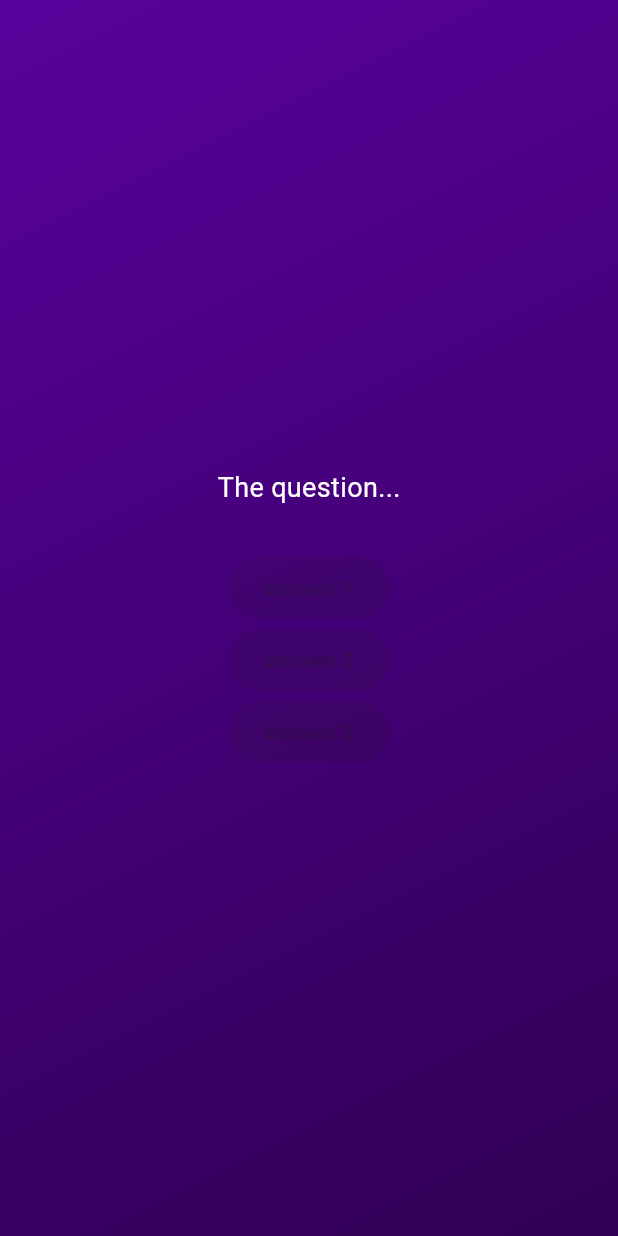
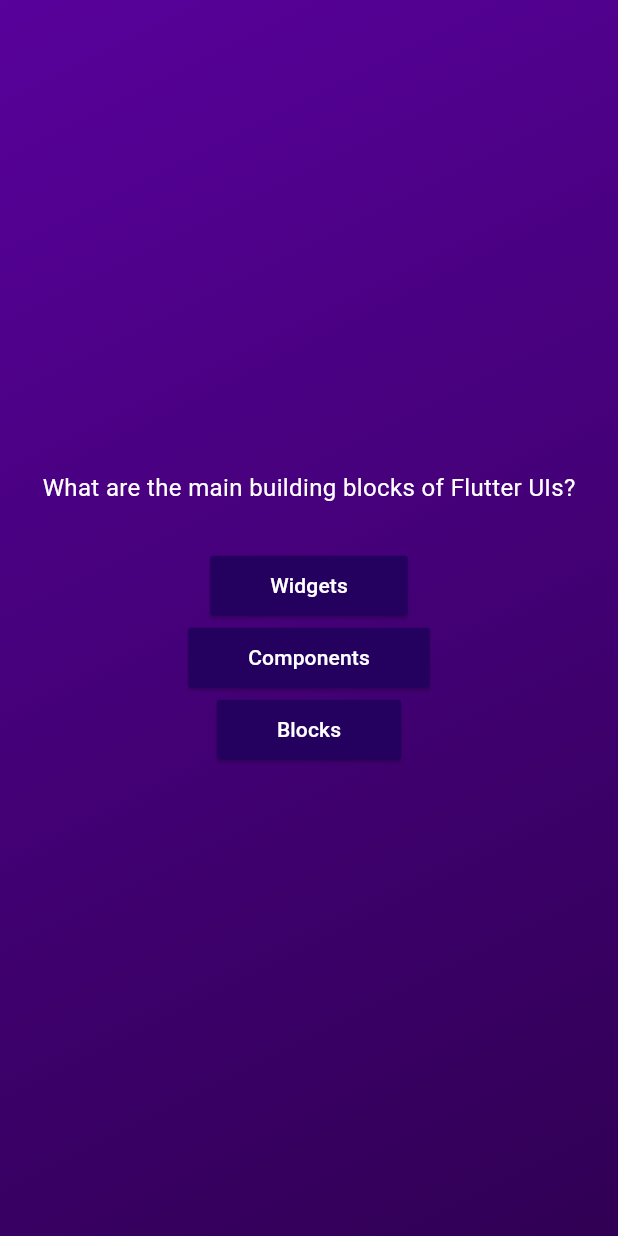
Before and after one commit to Meiendorf/adv_basics, a Flutter app: the screen it shows after launch, after a tap on "Start Quiz", on a phone screen of 412 x 824 dp. Run offline on Flutter 3.47's test engine with Material 3 defaults, Android fonts, the phone set to English and light mode, and no system bars.

Commit message:
Add answer buttons and import necessary dependencies

```diff
--- /dev/null
+++ b/lib/answer_button.dart
@@ -0,0 +1,30 @@
+import 'package:flutter/material.dart';
+
+class AnswerButton extends StatelessWidget {
+  final String answerText;
+  final void Function() onTap;
+
+  const AnswerButton({
+    super.key,
+    required this.answerText,
+    required this.onTap,
+  });
+
+  @override
+  Widget build(context) {
+    return ElevatedButton(
+      onPressed: onTap,
+      style: ElevatedButton.styleFrom(
+          backgroundColor: const Color.fromARGB(255, 36, 1, 95),
+          foregroundColor: Colors.white,
+          shape: RoundedRectangleBorder(
+            borderRadius: BorderRadius.circular(2),
+          ),
+          padding: const EdgeInsets.symmetric(
+            vertical: 10,
+            horizontal: 40,
+          )),
+      child: Text(answerText),
+    );
+  }
+}
--- a/lib/questions_page.dart
+++ b/lib/questions_page.dart
@@ -1,4 +1,6 @@
+import 'package:adv_basics/answer_button.dart';
 import 'package:flutter/material.dart';
+import 'package:adv_basics/data/questions.dart';
 
 class QuestionsPage extends StatefulWidget {
   const QuestionsPage({super.key});
@@ -10,32 +12,34 @@ class QuestionsPage extends StatefulWidget {
 class QuestionsState extends State<QuestionsPage> {
   @override
   Widget build(BuildContext context) {
-    return const SizedBox(
+    final currentQuestion = questions[0];
+
+    return SizedBox(
       width: double.infinity,
       child: Column(
         mainAxisAlignment: MainAxisAlignment.center,
         children: [
           Text(
-            'The question...',
-            style: TextStyle(
-              fontSize: 18,
+            currentQuestion.question,
+            style: const TextStyle(
+              fontSize: 16,
               color: Colors.white,
             ),
           ),
-          SizedBox(
+          const SizedBox(
             height: 30,
           ),
-          ElevatedButton(
-            onPressed: null,
-            child: Text('Answer 1'),
+          AnswerButton(
+            onTap: () {},
+            answerText: currentQuestion.answers[0],
           ),
-          ElevatedButton(
-            onPressed: null,
-            child: Text('Answer 2'),
+          AnswerButton(
+            onTap: () {},
+            answerText: currentQuestion.answers[1],
           ),
-          ElevatedButton(
-            onPressed: null,
-            child: Text('Answer 3'),
+          AnswerButton(
+            onTap: () {},
+            answerText: currentQuestion.answers[2],
           ),
         ],
       ),
```
